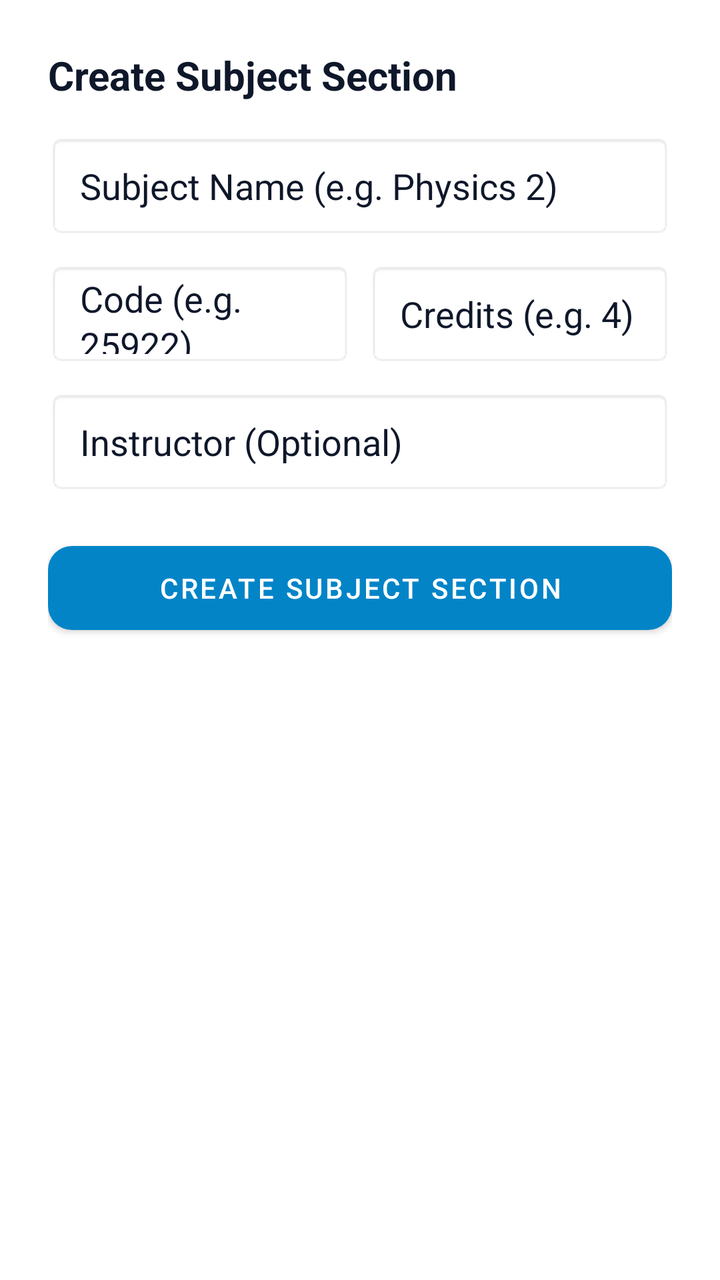
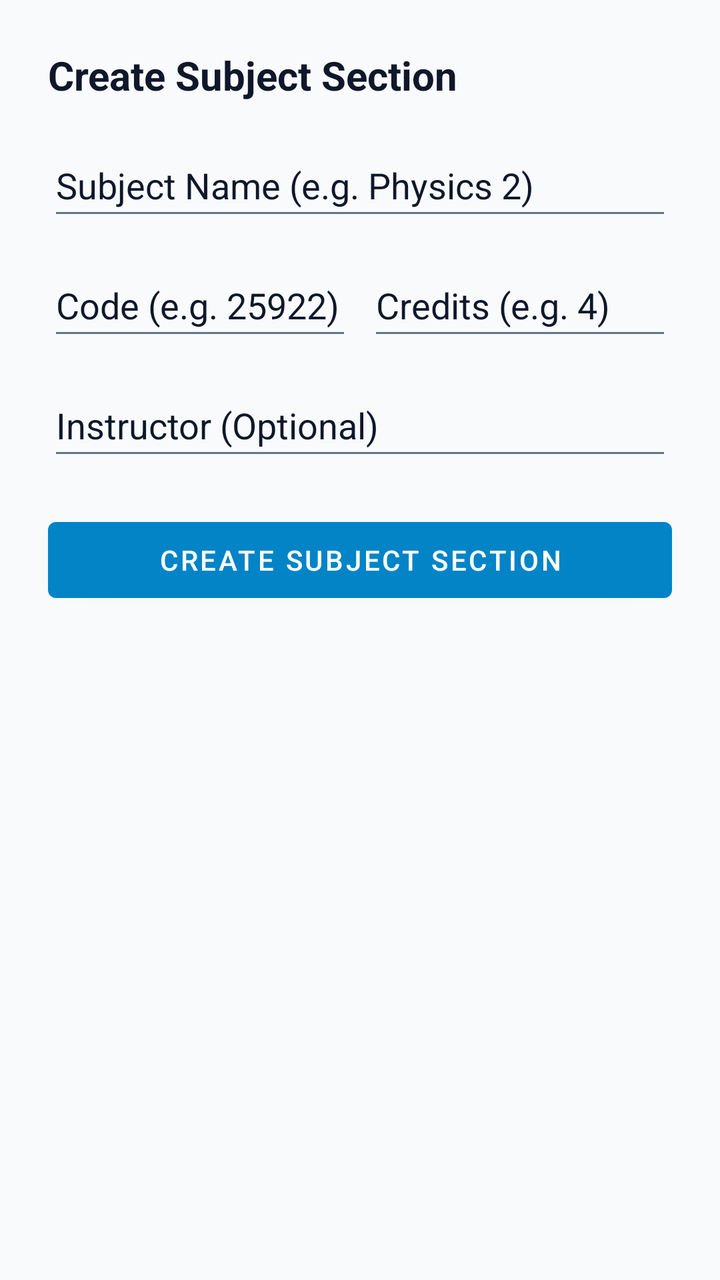

Compare the two renders of this Android layout. The source of the first and the diff that turns it into the second are given below.
<!-- AndroidManifest.xml: application theme Theme.LifeSync -->
<!-- res/layout/dialog_create_subject.xml -->
<?xml version="1.0" encoding="utf-8"?>
<LinearLayout xmlns:android="http://schemas.android.com/apk/res/android"
    xmlns:app="http://schemas.android.com/apk/res-auto"
    android:layout_width="match_parent"
    android:layout_height="wrap_content"
    android:background="?attr/colorSurface"
    android:orientation="vertical"
    android:padding="24dp">

    <TextView
        android:layout_width="wrap_content"
        android:layout_height="wrap_content"
        android:layout_marginBottom="16dp"
        android:text="Create Subject Section"
        android:textColor="?attr/colorOnSurface"
        android:textSize="20sp"
        android:textStyle="bold" />

    <EditText
        android:id="@+id/etSubjectName"
        android:layout_width="match_parent"
        android:layout_height="52dp"
        android:layout_marginBottom="12dp"
        android:background="@android:drawable/editbox_background_normal"
        android:hint="Subject Name (e.g. Physics 2)"
        android:paddingHorizontal="16dp"
        android:textColor="?attr/colorOnSurface"
        android:textColorHint="?attr/colorOutline" />

    <LinearLayout
        android:layout_width="match_parent"
        android:layout_height="wrap_content"
        android:layout_marginBottom="12dp"
        android:orientation="horizontal">

        <EditText
            android:id="@+id/etSubjectCode"
            android:layout_width="0dp"
            android:layout_height="52dp"
            android:layout_marginEnd="8dp"
            android:layout_weight="1"
            android:background="@android:drawable/editbox_background_normal"
            android:hint="Code (e.g. 25922)"
            android:paddingHorizontal="16dp"
            android:textColor="?attr/colorOnSurface"
            android:textColorHint="?attr/colorOutline" />

        <EditText
            android:id="@+id/etCredits"
            android:layout_width="0dp"
            android:layout_height="52dp"
            android:layout_weight="1"
            android:background="@android:drawable/editbox_background_normal"
            android:hint="Credits (e.g. 4)"
            android:inputType="number"
            android:paddingHorizontal="16dp"
            android:textColor="?attr/colorOnSurface"
            android:textColorHint="?attr/colorOutline" />
    </LinearLayout>

    <EditText
        android:id="@+id/etInstructor"
        android:layout_width="match_parent"
        android:layout_height="52dp"
        android:layout_marginBottom="20dp"
        android:background="@android:drawable/editbox_background_normal"
        android:hint="Instructor (Optional)"
        android:paddingHorizontal="16dp"
        android:textColor="?attr/colorOnSurface"
        android:textColorHint="?attr/colorOutline" />

    <com.google.android.material.button.MaterialButton
        android:id="@+id/btnSaveSubject"
        android:layout_width="match_parent"
        android:layout_height="54dp"
        android:text="CREATE SUBJECT SECTION"
        app:cornerRadius="12dp" />
</LinearLayout>
<!-- resources referenced by this layout -->
<resources>
  <style name="Theme.LifeSync" parent="Theme.MaterialComponents.DayNight.NoActionBar">
          <item name="colorPrimary">@color/primary</item>
          <item name="colorPrimaryVariant">@color/primary_variant</item>
          <item name="colorOnPrimary">@color/on_primary</item>
          <item name="colorSecondary">@color/secondary</item>
          <item name="colorSecondaryVariant">@color/secondary_variant</item>
          <item name="colorOnSecondary">@color/on_secondary</item>
          <item name="colorSurface">@color/surface</item>
          <item name="colorOnSurface">@color/text_primary</item>
          <item name="colorOnBackground">@color/text_primary</item>
          <item name="colorOnSurfaceVariant">@color/text_secondary</item>
          <item name="android:colorBackground">@color/background</item>
          <item name="android:windowBackground">@color/background</item>
          <item name="android:textColorPrimary">@color/text_primary</item>
          <item name="android:textColorSecondary">@color/text_secondary</item>
          <item name="android:statusBarColor">@color/background</item>
          <item name="android:windowLightStatusBar">true</item>
          <item name="android:navigationBarColor">@color/background</item>
          <item name="materialCardViewStyle">@style/CardElevationRounded</item>
          <item name="android:textViewStyle">@style/DuoRhythmTextView</item>
          <item name="android:editTextStyle">@style/DuoRhythmEditText</item>
          <item name="editTextStyle">@style/DuoRhythmEditText</item>
      </style>
  <color name="primary">#0284C7</color>
  <color name="primary_variant">#0369A1</color>
  <color name="on_primary">#FFFFFF</color>
  <color name="secondary">#7C3AED</color>
  <color name="secondary_variant">#6D28D9</color>
  <color name="on_secondary">#FFFFFF</color>
  <color name="surface">#FFFFFF</color>
  <color name="text_primary">#0F172A</color>
  <color name="text_secondary">#64748B</color>
  <color name="background">#F8FAFC</color>
  <style name="CardElevationRounded" parent="Widget.MaterialComponents.CardView">
          <item name="cardCornerRadius">22dp</item>
          <item name="cardElevation">2dp</item>
          <item name="strokeWidth">1dp</item>
          <item name="strokeColor">@color/card_stroke</item>
          <item name="cardBackgroundColor">@color/surface_card</item>
      </style>
  <style name="DuoRhythmTextView" parent="android:Widget.TextView">
          <item name="android:lineSpacingExtra">2dp</item>
          <item name="android:fontFamily">sans-serif</item>
          <item name="android:includeFontPadding">true</item>
      </style>
  <style name="DuoRhythmEditText" parent="android:Widget.EditText">
          <item name="android:lineSpacingExtra">2dp</item>
          <item name="android:fontFamily">sans-serif</item>
          <item name="android:includeFontPadding">true</item>
          <item name="android:textColor">@color/text_primary</item>
          <item name="android:textColorHint">@color/text_secondary</item>
      </style>
  <color name="card_stroke">#E2E8F0</color>
  <color name="surface_card">#FFFFFF</color>
</resources>

<!-- the commit's change to res/layout/dialog_create_subject.xml (unified diff, before → after) -->
@@ -1,59 +1,54 @@
 <?xml version="1.0" encoding="utf-8"?>
 <LinearLayout xmlns:android="http://schemas.android.com/apk/res/android"
-    xmlns:app="http://schemas.android.com/apk/res-auto"
     android:layout_width="match_parent"
     android:layout_height="wrap_content"
-    android:background="?attr/colorSurface"
     android:orientation="vertical"
     android:padding="24dp">
 
     <TextView
         android:layout_width="wrap_content"
         android:layout_height="wrap_content"
-        android:layout_marginBottom="16dp"
         android:text="Create Subject Section"
+        android:textSize="20sp"
+        android:textStyle="bold"
         android:textColor="?attr/colorOnSurface"
-        android:textSize="20sp"
-        android:textStyle="bold" />
+        android:layout_marginBottom="16dp" />
 
     <EditText
         android:id="@+id/etSubjectName"
         android:layout_width="match_parent"
-        android:layout_height="52dp"
-        android:layout_marginBottom="12dp"
-        android:background="@android:drawable/editbox_background_normal"
+        android:layout_height="wrap_content"
+        android:minHeight="48dp"
         android:hint="Subject Name (e.g. Physics 2)"
-        android:paddingHorizontal="16dp"
         android:textColor="?attr/colorOnSurface"
-        android:textColorHint="?attr/colorOutline" />
+        android:textColorHint="?attr/colorOutline"
+        android:layout_marginBottom="12dp" />
 
     <LinearLayout
         android:layout_width="match_parent"
         android:layout_height="wrap_content"
-        android:layout_marginBottom="12dp"
-        android:orientation="horizontal">
+        android:orientation="horizontal"
+        android:layout_marginBottom="12dp">
 
         <EditText
             android:id="@+id/etSubjectCode"
             android:layout_width="0dp"
-            android:layout_height="52dp"
-            android:layout_marginEnd="8dp"
             android:layout_weight="1"
-            android:background="@android:drawable/editbox_background_normal"
+            android:layout_height="wrap_content"
+            android:minHeight="48dp"
             android:hint="Code (e.g. 25922)"
-            android:paddingHorizontal="16dp"
             android:textColor="?attr/colorOnSurface"
-            android:textColorHint="?attr/colorOutline" />
+            android:textColorHint="?attr/colorOutline"
+            android:layout_marginEnd="8dp" />
 
         <EditText
             android:id="@+id/etCredits"
             android:layout_width="0dp"
-            android:layout_height="52dp"
             android:layout_weight="1"
-            android:background="@android:drawable/editbox_background_normal"
+            android:layout_height="wrap_content"
+            android:minHeight="48dp"
+            android:inputType="number"
             android:hint="Credits (e.g. 4)"
-            android:inputType="number"
-            android:paddingHorizontal="16dp"
             android:textColor="?attr/colorOnSurface"
             android:textColorHint="?attr/colorOutline" />
     </LinearLayout>
@@ -61,18 +56,16 @@
     <EditText
         android:id="@+id/etInstructor"
         android:layout_width="match_parent"
-        android:layout_height="52dp"
-        android:layout_marginBottom="20dp"
-        android:background="@android:drawable/editbox_background_normal"
+        android:layout_height="wrap_content"
+        android:minHeight="48dp"
         android:hint="Instructor (Optional)"
-        android:paddingHorizontal="16dp"
         android:textColor="?attr/colorOnSurface"
-        android:textColorHint="?attr/colorOutline" />
+        android:textColorHint="?attr/colorOutline"
+        android:layout_marginBottom="20dp" />
 
     <com.google.android.material.button.MaterialButton
         android:id="@+id/btnSaveSubject"
         android:layout_width="match_parent"
-        android:layout_height="54dp"
-        android:text="CREATE SUBJECT SECTION"
-        app:cornerRadius="12dp" />
+        android:layout_height="50dp"
+        android:text="CREATE SUBJECT SECTION" />
 </LinearLayout>
